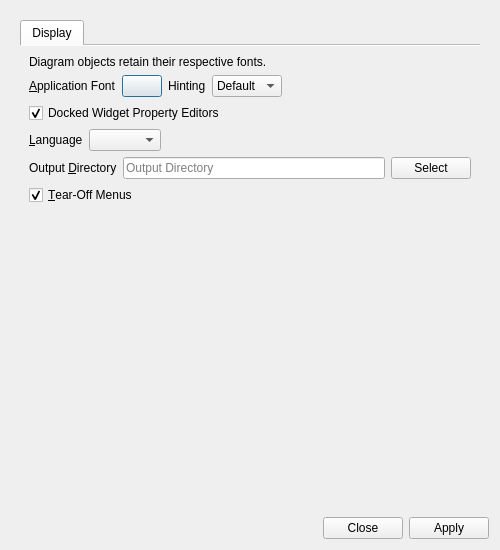
Before: the Qt Designer form UI/glitch-preferences.ui in textbrowser/glitch, drawn with Qt 5.
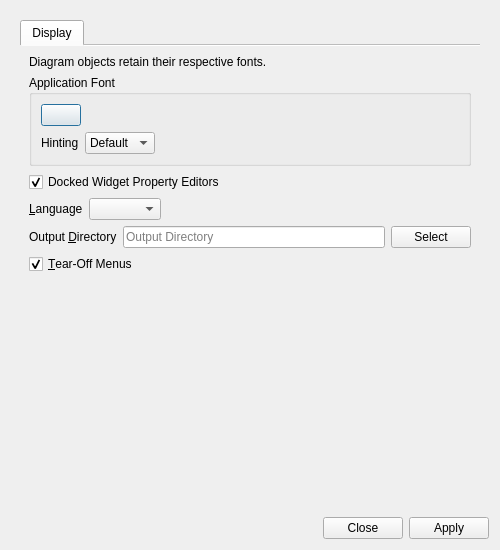
After: the same form once the commit is applied. Icons and pictures are not drawn.

Commit message: New Preferences font layout.

```diff
--- a/UI/glitch-preferences.ui
+++ b/UI/glitch-preferences.ui
@@ -57,17 +57,13 @@
             </widget>
            </item>
            <item>
-            <layout class="QHBoxLayout" name="horizontalLayout_21">
+            <widget class="QGroupBox" name="groupBox">
+             <property name="title">
+              <string>Application Font</string>
+             </property>
+             <layout class="QVBoxLayout" name="verticalLayout_3">
              <item>
-              <widget class="QLabel" name="label_47">
-               <property name="text">
-                <string>&amp;Application Font</string>
-               </property>
-               <property name="buddy">
-                <cstring>display_application_font</cstring>
-               </property>
-              </widget>
-             </item>
+               <layout class="QHBoxLayout" name="horizontalLayout_2">
              <item>
               <widget class="QPushButton" name="display_application_font">
                <property name="text">
@@ -76,6 +72,23 @@
               </widget>
              </item>
              <item>
+                 <spacer name="horizontalSpacer_2">
+                  <property name="orientation">
+                   <enum>Qt::Horizontal</enum>
+                  </property>
+                  <property name="sizeHint" stdset="0">
+                   <size>
+                    <width>40</width>
+                    <height>20</height>
+                   </size>
+                  </property>
+                 </spacer>
+                </item>
+               </layout>
+              </item>
+              <item>
+               <layout class="QHBoxLayout" name="horizontalLayout">
+                <item>
               <widget class="QLabel" name="label_3">
                <property name="text">
                 <string>Hinting</string>
@@ -121,6 +134,9 @@
               </spacer>
              </item>
             </layout>
+              </item>
+             </layout>
+            </widget>
            </item>
            <item>
             <widget class="QCheckBox" name="docked_widget_property_editors">
```
Lines whose indentation alone changed are shown as unchanged. The commit also changes 1 other file.
